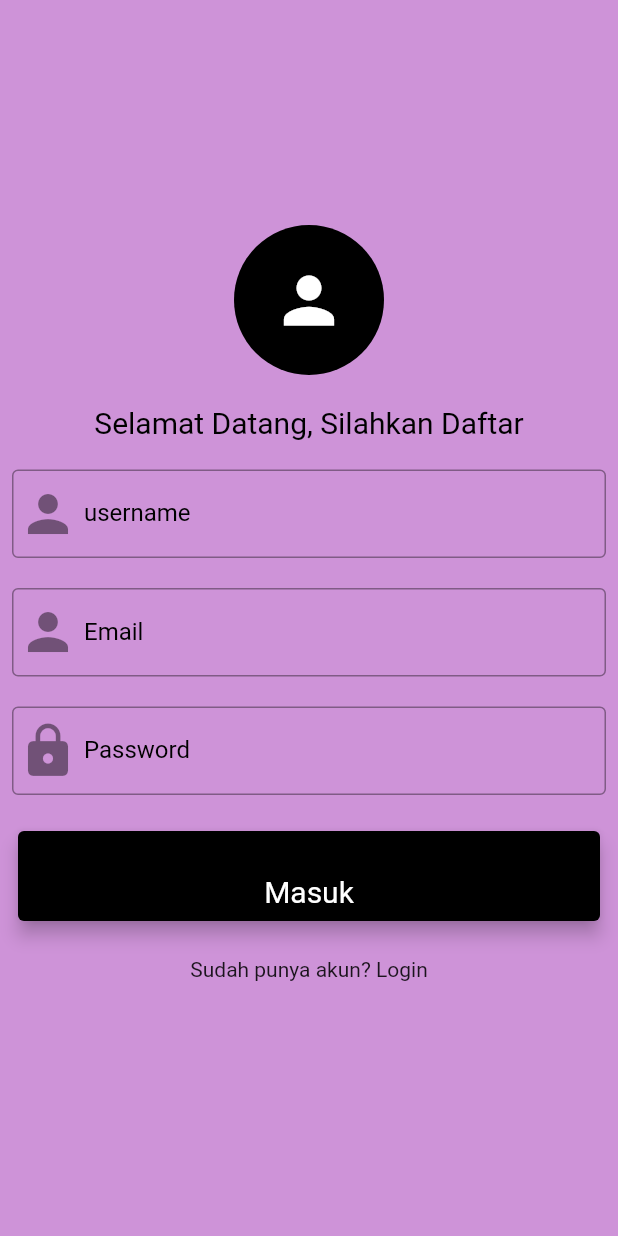
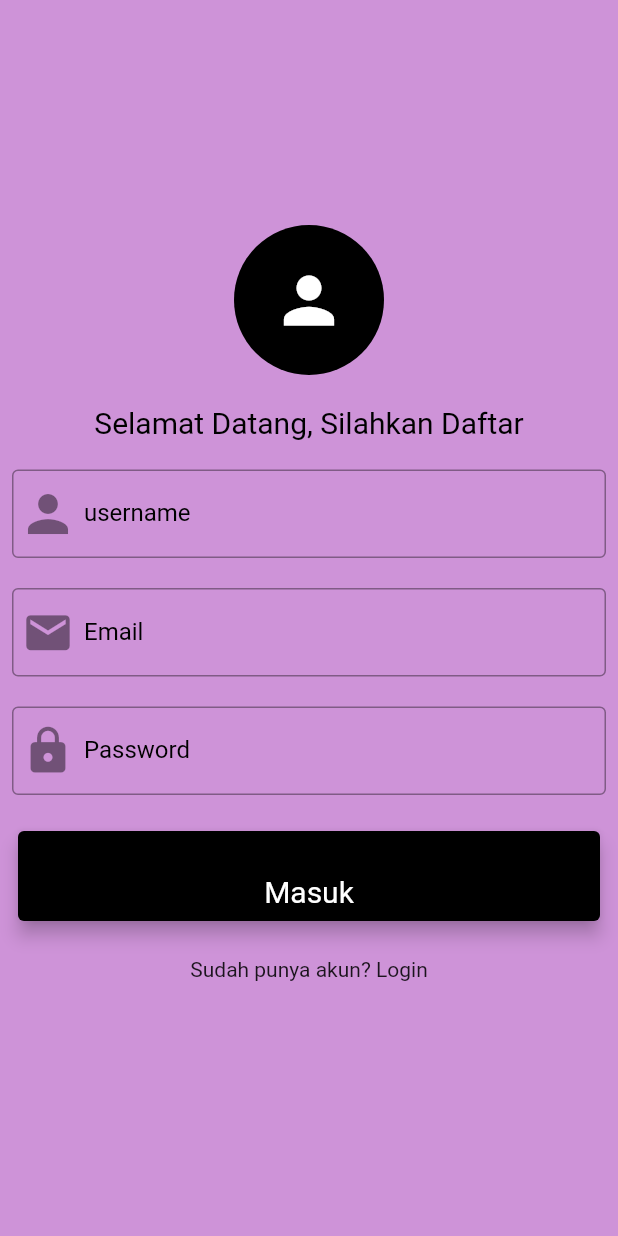
Before and after one commit to putrinovita14/FormLogin, a Flutter app: the SignUp screen opened by its route, on a phone screen of 412 x 824 dp. Run offline on Flutter 3.47's test engine with Material 2 defaults, Android fonts, the phone set to English and light mode, and no system bars.

```diff
--- a/lib/register.dart
+++ b/lib/register.dart
@@ -67,8 +67,8 @@ class _SignupState extends State<SignUp> {
                   borderSide: BorderSide(color: Colors.black),
                 ),
                 prefixIcon: Icon(
-                  Icons.person,
-                  size: 40,
+                  Icons.email,
+                  size: 35,
                 ),
                 hintText: "Masukan Email",
                 hintStyle: TextStyle(color: Colors.black),
@@ -88,7 +88,7 @@ class _SignupState extends State<SignUp> {
                 ),
                 prefixIcon: Icon(
                   Icons.lock,
-                  size: 40,
+                  size: 35,
                 ),
                 hintText: "Masukan Password",
                 hintStyle: TextStyle(color: Colors.black),
```
Also changed, not shown: lib/suksesregister.dart (added).
